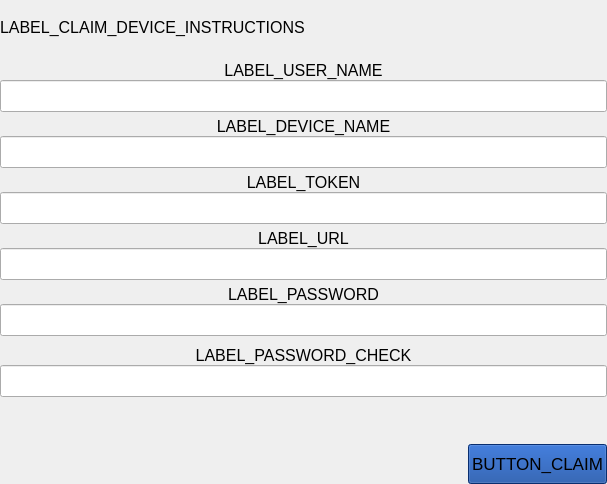
First picture: the form in parsec/core/gui/forms/claim_device_widget.ui, repository Scille/parsec-cloud, before the edit.
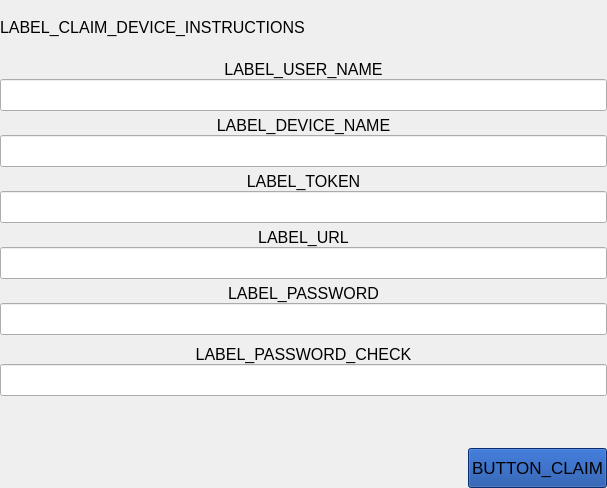
Second picture: the form after the edit. Custom widgets are drawn as their Qt base class.

Diff of the .ui file:
```diff
--- a/parsec/core/gui/forms/claim_device_widget.ui
+++ b/parsec/core/gui/forms/claim_device_widget.ui
@@ -7,7 +7,7 @@
     <x>0</x>
     <y>0</y>
     <width>607</width>
-    <height>484</height>
+    <height>488</height>
    </rect>
   </property>
   <property name="sizePolicy">
@@ -400,6 +400,9 @@
         <property name="spacing">
          <number>10</number>
         </property>
+        <property name="topMargin">
+         <number>5</number>
+        </property>
         <item>
          <spacer name="horizontalSpacer">
           <property name="orientation">
```
